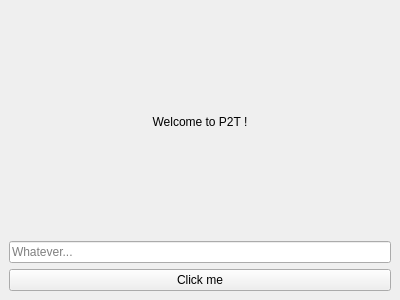
Above: src/p2tui.ui from YPatois/Pix2Text-GUI before the change. Below: the same form after it.
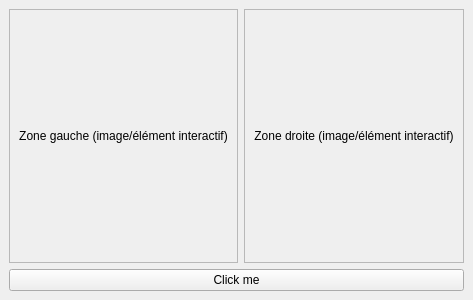
That is the form after the change.

Commit message: Somewhat display something

```diff
--- a/src/p2tui.ui
+++ b/src/p2tui.ui
@@ -16,21 +16,52 @@
   <widget class="QWidget" name="centralwidget">
    <layout class="QVBoxLayout" name="verticalLayout">
     <item>
-     <widget class="QLabel" name="label">
+     <layout class="QHBoxLayout" name="horizontalLayout">
+      <item>
+       <widget class="QFrame" name="leftFrame">
+        <property name="frameShape">
+         <enum>QFrame::StyledPanel</enum>
+        </property>
+        <property name="frameShadow">
+         <enum>QFrame::Raised</enum>
+        </property>
+        <layout class="QVBoxLayout" name="leftLayout">
+         <item>
+          <widget class="QLabel" name="leftLabel">
       <property name="text">
-       <string>Welcome to P2T !</string>
+            <string>Zone gauche (image/élément interactif)</string>
       </property>
       <property name="alignment">
        <set>Qt::AlignCenter</set>
       </property>
      </widget>
     </item>
+        </layout>
+       </widget>
+      </item>
     <item>
-     <widget class="QLineEdit" name="lineEdit">
-      <property name="placeholderText">
-       <string>Whatever...</string>
-      </property>
-     </widget>
+       <widget class="QFrame" name="rightFrame">
+        <property name="frameShape">
+         <enum>QFrame::StyledPanel</enum>
+        </property>
+        <property name="frameShadow">
+         <enum>QFrame::Raised</enum>
+        </property>
+        <layout class="QVBoxLayout" name="rightLayout">
+         <item>
+          <widget class="QLabel" name="rightLabel">
+           <property name="text">
+            <string>Zone droite (image/élément interactif)</string>
+           </property>
+           <property name="alignment">
+            <set>Qt::AlignCenter</set>
+           </property>
+          </widget>
+         </item>
+        </layout>
+       </widget>
+      </item>
+     </layout>
     </item>
     <item>
      <widget class="QPushButton" name="pushButton">
```
Lines whose indentation alone changed are shown as unchanged. The commit also changes 2 other files.
